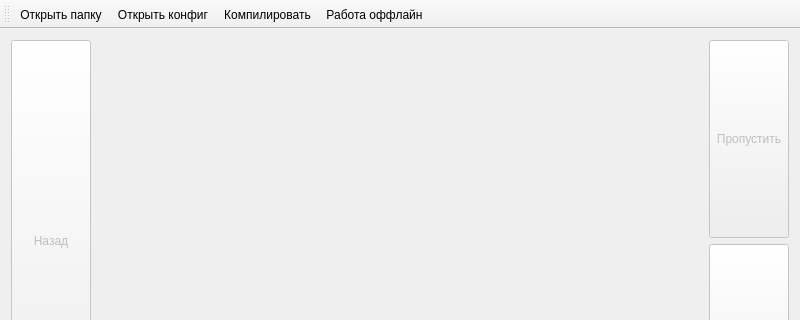
This is mainwindow.ui in cool-palace/Screenshot-Manager as Qt 5 draws it before an edit; both pictures show x 0 to 800 and y 0 to 320 of the 800 by 600 pixel window. The edited form follows.
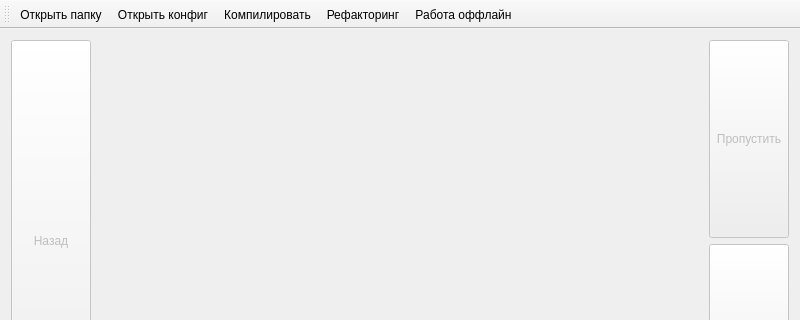
This is the edited form.

Commit message: Temporarily added refactor function

```diff
--- a/mainwindow.ui
+++ b/mainwindow.ui
@@ -205,6 +205,7 @@
    <addaction name="open_folder"/>
    <addaction name="open_config"/>
    <addaction name="compile"/>
+   <addaction name="refactor"/>
    <addaction name="offline"/>
   </widget>
   <action name="open_folder">
@@ -243,6 +244,11 @@
     <string>Компилировать</string>
    </property>
   </action>
+  <action name="refactor">
+   <property name="text">
+    <string>Рефакторинг</string>
+   </property>
+  </action>
  </widget>
  <layoutdefault spacing="6" margin="11"/>
  <resources/>
```
The commit also changes 3 other files.
